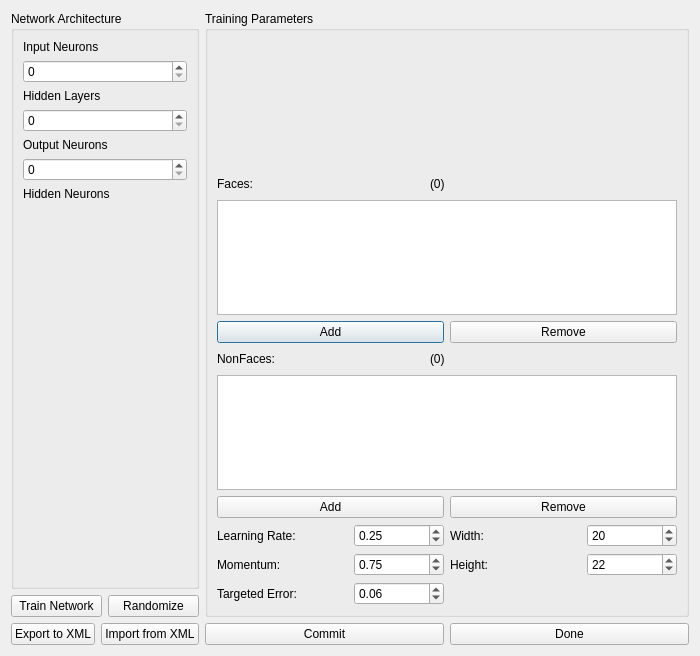
Above: face-it/src/networkeditor.ui from MoridinBG/face-it before the change. Below: the same form after it.
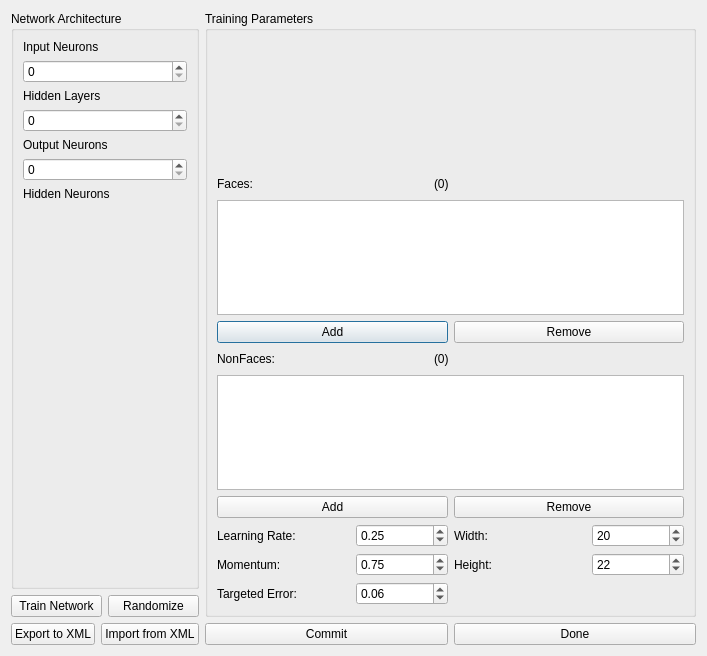
That is the form after the change.

Commit message: Enabled multiple items selection, which broke somewhere betwenn QT 4.3 and 4.4.1

Patch:
```diff
--- a/face-it/src/networkeditor.ui
+++ b/face-it/src/networkeditor.ui
@@ -5,7 +5,7 @@
    <rect>
     <x>0</x>
     <y>0</y>
-    <width>700</width>
+    <width>707</width>
     <height>656</height>
    </rect>
   </property>
```
Left out of the diff: 36 changed lines with no effect on the pictures.
